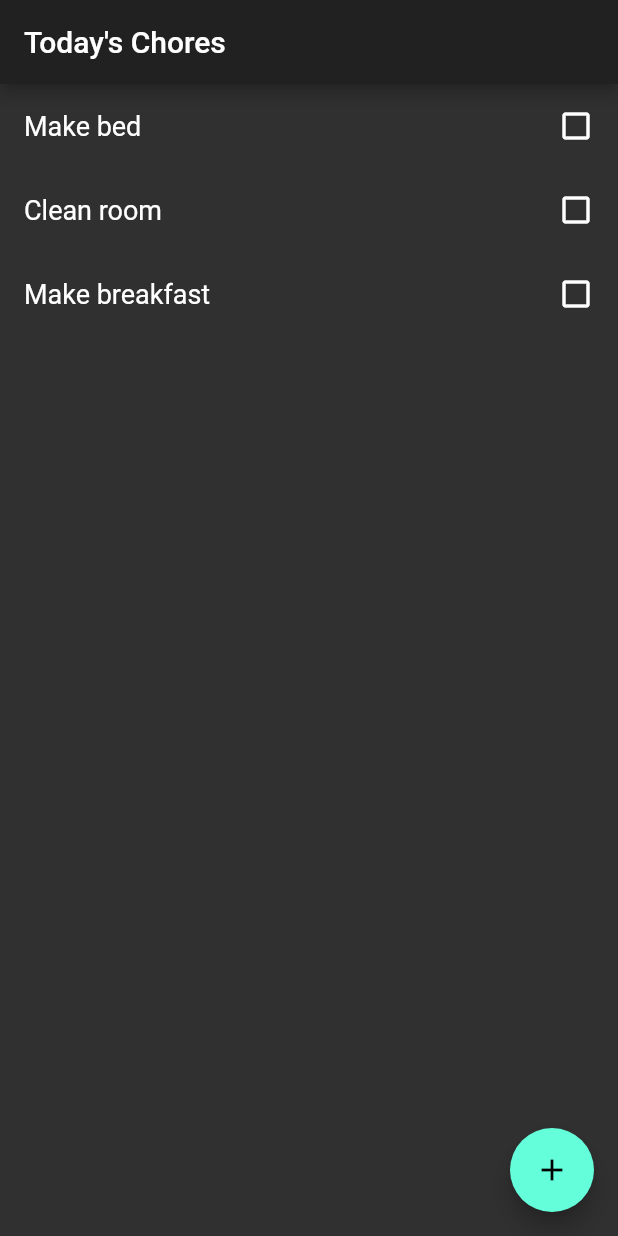
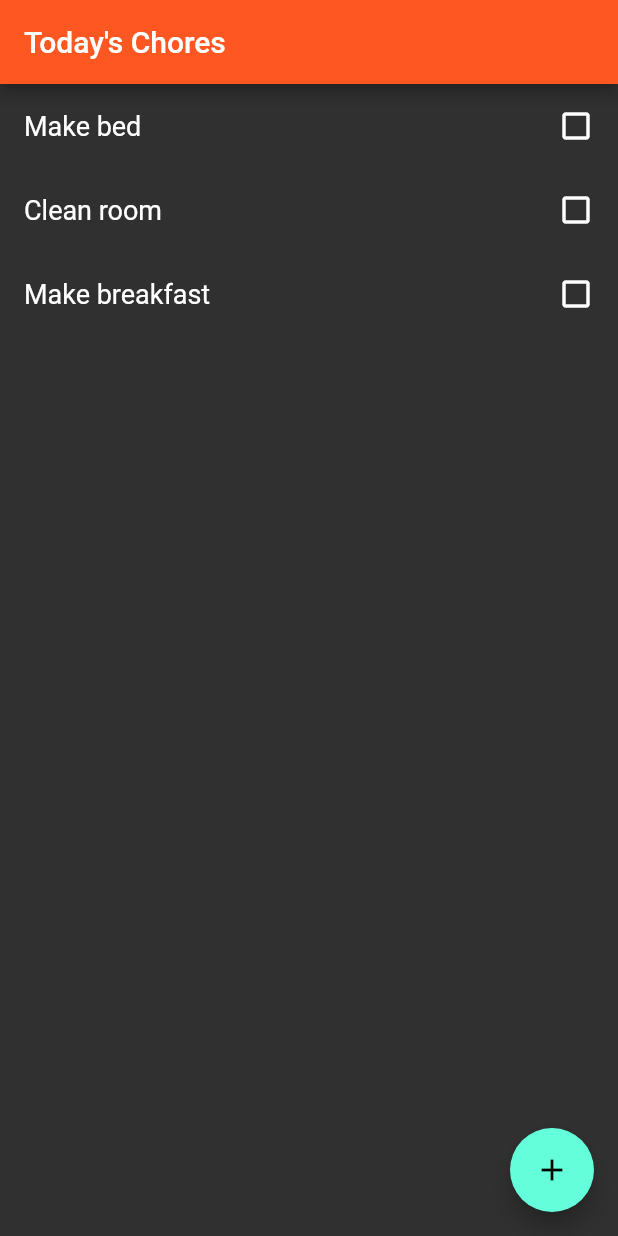
Before and after one commit to SimpleGeek/chore_boss, a Flutter app: the screen it shows after launch, on a phone screen of 412 x 824 dp. Run offline on Flutter 3.47's test engine with Material 2 defaults, Android fonts, the phone set to English and light mode, and no system bars; missing offline and left inert: dart:ffi.

Commit message:
Added button color

```diff
--- a/lib/main.dart
+++ b/lib/main.dart
@@ -14,6 +14,8 @@ class MyApp extends StatelessWidget {
       title: 'Flutter Demo',
       theme: ThemeData(
         brightness: Brightness.dark,
+        primaryColor: Colors.deepOrange,
+        buttonColor: Colors.deepOrange,
       ),
       home: Chores(),
     );
```
